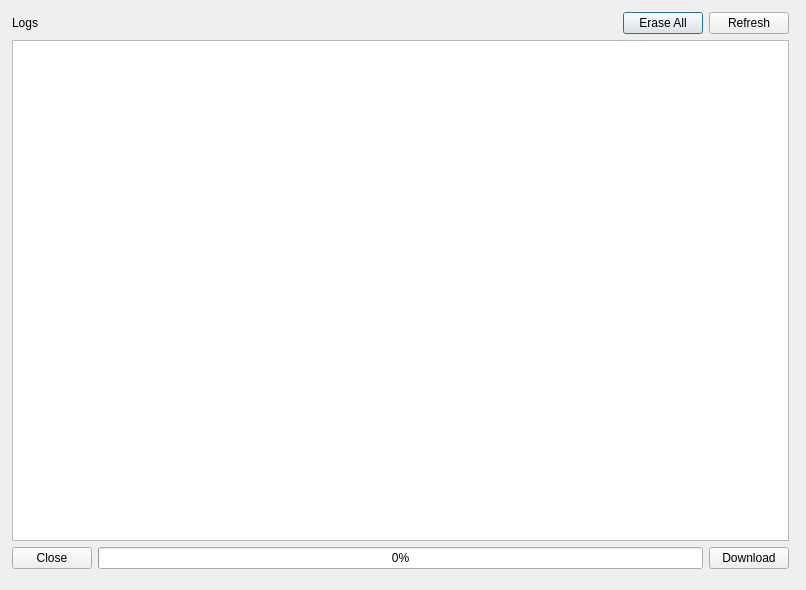
Above: sessionlogdialog.ui from niko-j/movesense-offline-configurator before the change. Below: the same form after it.
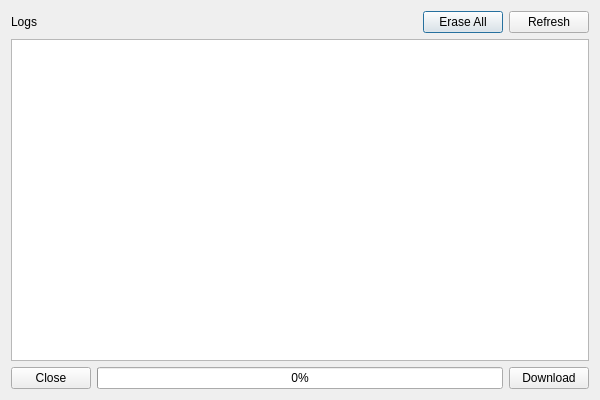
That is the form after the change.

Commit message: UI fixes and R-to-R support

```diff
--- a/sessionlogdialog.ui
+++ b/sessionlogdialog.ui
@@ -6,34 +6,36 @@
    <rect>
     <x>0</x>
     <y>0</y>
-    <width>806</width>
-    <height>590</height>
+    <width>600</width>
+    <height>400</height>
    </rect>
   </property>
+  <property name="sizePolicy">
+   <sizepolicy hsizetype="Preferred" vsizetype="Preferred">
+    <horstretch>0</horstretch>
+    <verstretch>0</verstretch>
+   </sizepolicy>
+  </property>
   <property name="windowTitle">
    <string>Logs</string>
   </property>
-  <widget class="QWidget" name="verticalLayoutWidget">
-   <property name="geometry">
-    <rect>
-     <x>0</x>
-     <y>0</y>
-     <width>801</width>
-     <height>581</height>
-    </rect>
-   </property>
+  <layout class="QGridLayout" name="gridLayout_2">
+   <item row="0" column="0">
    <layout class="QVBoxLayout" name="verticalLayout">
+     <property name="sizeConstraint">
+      <enum>QLayout::SizeConstraint::SetMaximumSize</enum>
+     </property>
     <property name="leftMargin">
-     <number>12</number>
+      <number>0</number>
     </property>
     <property name="topMargin">
-     <number>12</number>
+      <number>0</number>
     </property>
     <property name="rightMargin">
-     <number>12</number>
+      <number>0</number>
     </property>
     <property name="bottomMargin">
-     <number>12</number>
+      <number>0</number>
     </property>
     <item>
      <layout class="QHBoxLayout" name="listTools">
@@ -102,7 +104,8 @@
      </layout>
     </item>
    </layout>
-  </widget>
+   </item>
+  </layout>
  </widget>
  <resources/>
  <connections/>
```
Left out of the diff: 3 changed lines with no effect on the pictures. Lines whose indentation alone changed are shown as unchanged. The commit also changes 3 other files.
